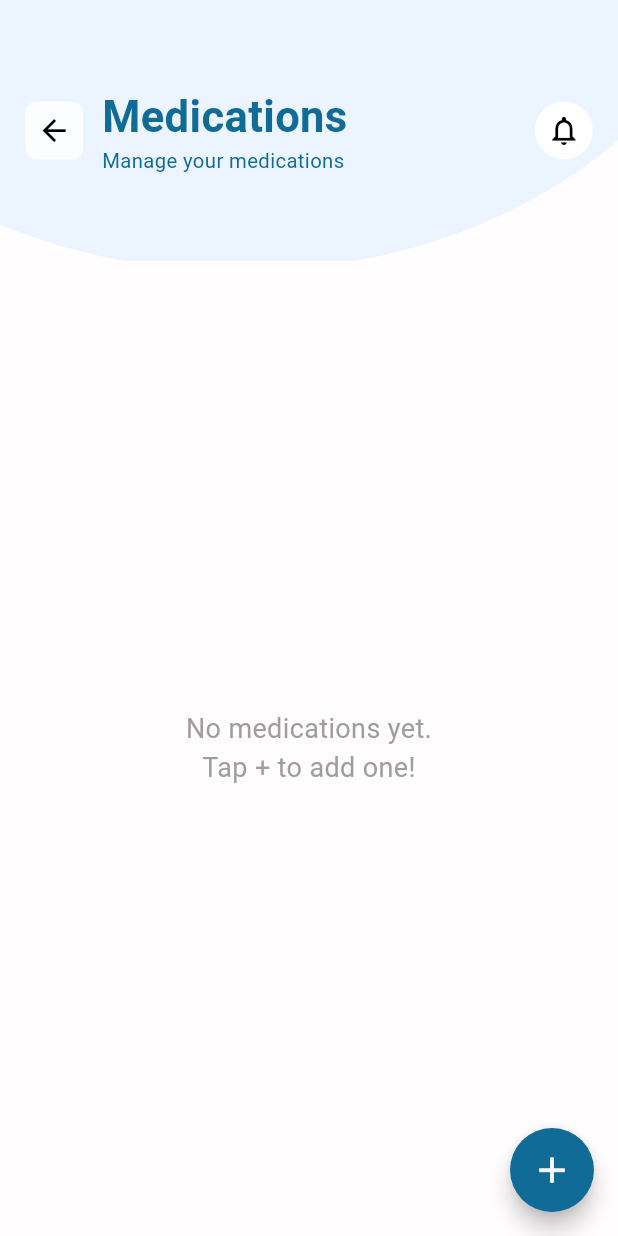
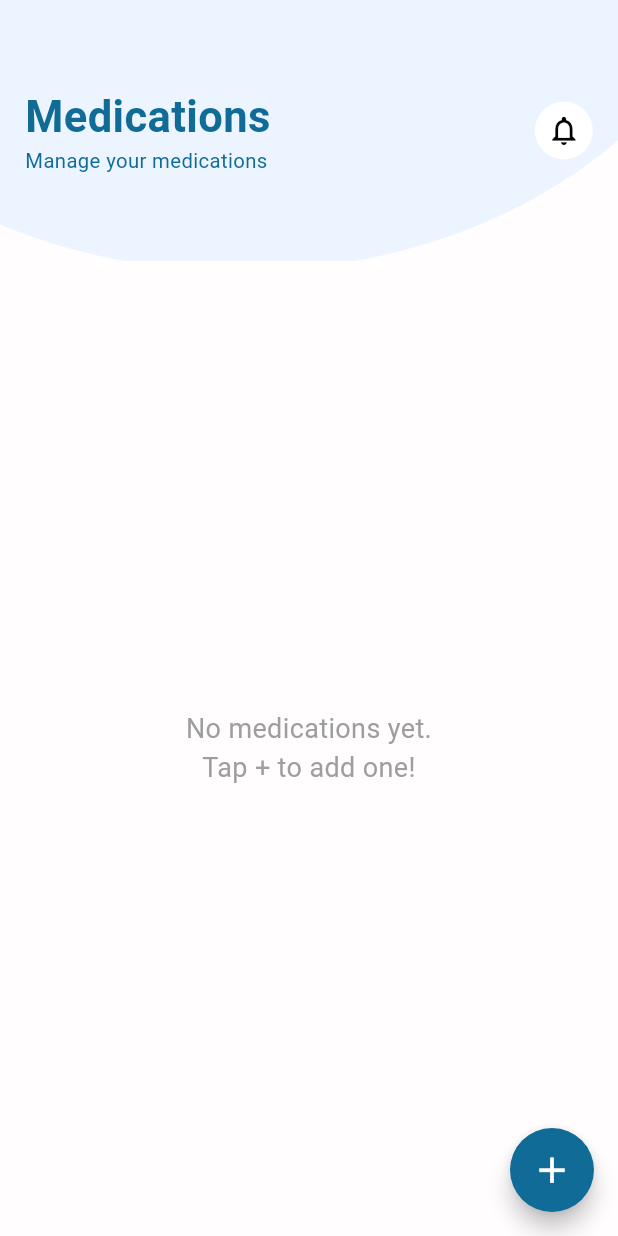
Before and after one commit to RokiyaAbdElsatar/Medilink, a Flutter app: the MedicationScreen screen opened directly, on a phone screen of 412 x 824 dp. Run offline on Flutter 3.47's test engine with Material 3 defaults, Android fonts, the phone set to English and light mode, and no system bars; our stand-ins replace cloud_firestore, firebase_auth, firebase_core, flutter_screenutil, shimmer; accounts and stored records are empty.

Commit message:
feat: Enhance CustomAppBar with optional back button and update MedicationScreen to navigate to NotificationScreen

```diff
--- a/lib/widgets/custom_app_bar.dart
+++ b/lib/widgets/custom_app_bar.dart
@@ -8,6 +8,7 @@ class CustomAppBar extends StatelessWidget implements PreferredSizeWidget {
   final IconData icon;
   final VoidCallback onPressed;
   final BoxShape shape;
+  final bool backBtn;
 
   const CustomAppBar({
     super.key,
@@ -16,16 +17,16 @@ class CustomAppBar extends StatelessWidget implements PreferredSizeWidget {
     required this.icon,
     required this.onPressed,
     required this.shape,
+    this.backBtn = true,
   });
 
   @override
   Widget build(BuildContext context) {
-    final double screenWidth = MediaQuery.of(context).size.width;
-
     return PreferredSize(
       preferredSize: Size.fromHeight(180.h),
       child: Stack(
         children: [
+          // ✅ الخلفية
           Container(
             decoration: const BoxDecoration(
               image: DecorationImage(
@@ -34,13 +35,16 @@ class CustomAppBar extends StatelessWidget implements PreferredSizeWidget {
               ),
             ),
           ),
+
+          // ✅ المحتوى
           Padding(
             padding: EdgeInsets.symmetric(horizontal: 16.w),
             child: SafeArea(
               child: Row(
                 crossAxisAlignment: CrossAxisAlignment.center,
                 children: [
-                  // Back button
+                  // ✅ زر الرجوع (اختياري)
+                  if (backBtn)
                     Container(
                       height: 40.h,
                       width: 40.h,
@@ -56,9 +60,9 @@ class CustomAppBar extends StatelessWidget implements PreferredSizeWidget {
                       ),
                     ),
 
-                  SizedBox(width: 12.w),
+                  if (backBtn) SizedBox(width: 12.w),
 
-                  // Title & subtitle — wrapped to avoid overflow
+                  // ✅ العنوان والعنوان الفرعي
                   Expanded(
                     child: Column(
                       crossAxisAlignment: CrossAxisAlignment.start,
@@ -71,7 +75,7 @@ class CustomAppBar extends StatelessWidget implements PreferredSizeWidget {
                             title,
                             style: TextStyle(
                               color: const Color(AppColor.medicationColor),
-                              fontSize: 30.sp, // responsive
+                              fontSize: 30.sp,
                               fontWeight: FontWeight.bold,
                             ),
                           ),
@@ -90,7 +94,7 @@ class CustomAppBar extends StatelessWidget implements PreferredSizeWidget {
 
                   SizedBox(width: 8.w),
 
-                  // Action icon
+                  // ✅ أيقونة الإجراء
                   Container(
                     height: 40.h,
                     width: 40.h,
```
Also changed, not shown: lib/views/medication_screen.dart (+10 -1 lines). Lines whose indentation alone changed are shown as unchanged.
